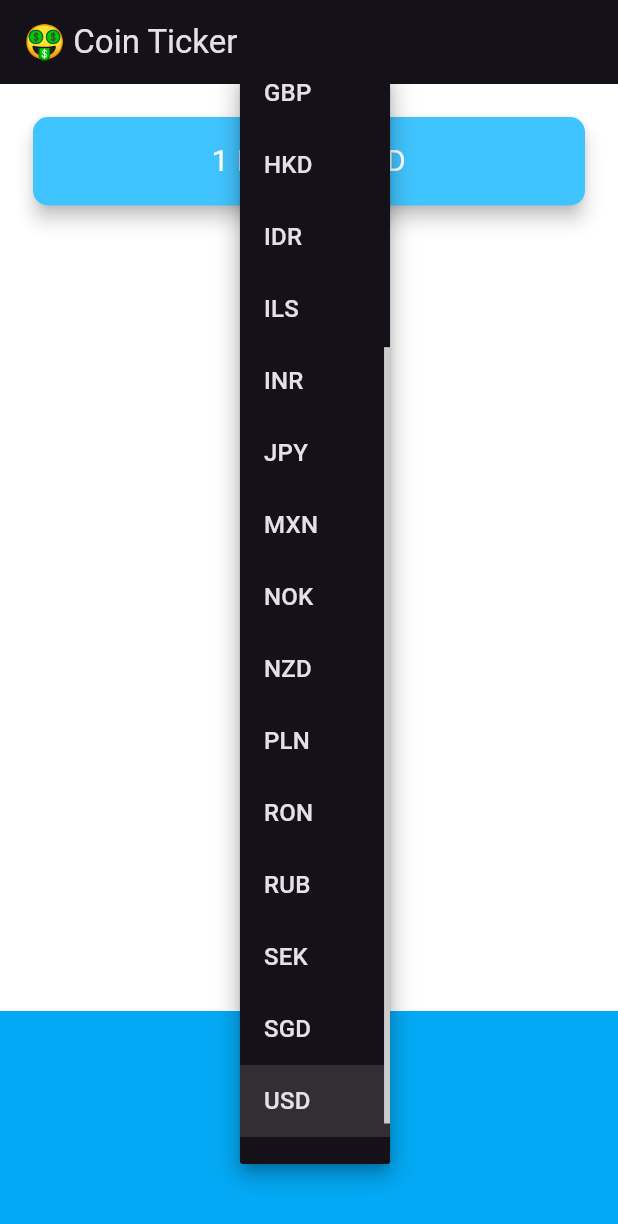
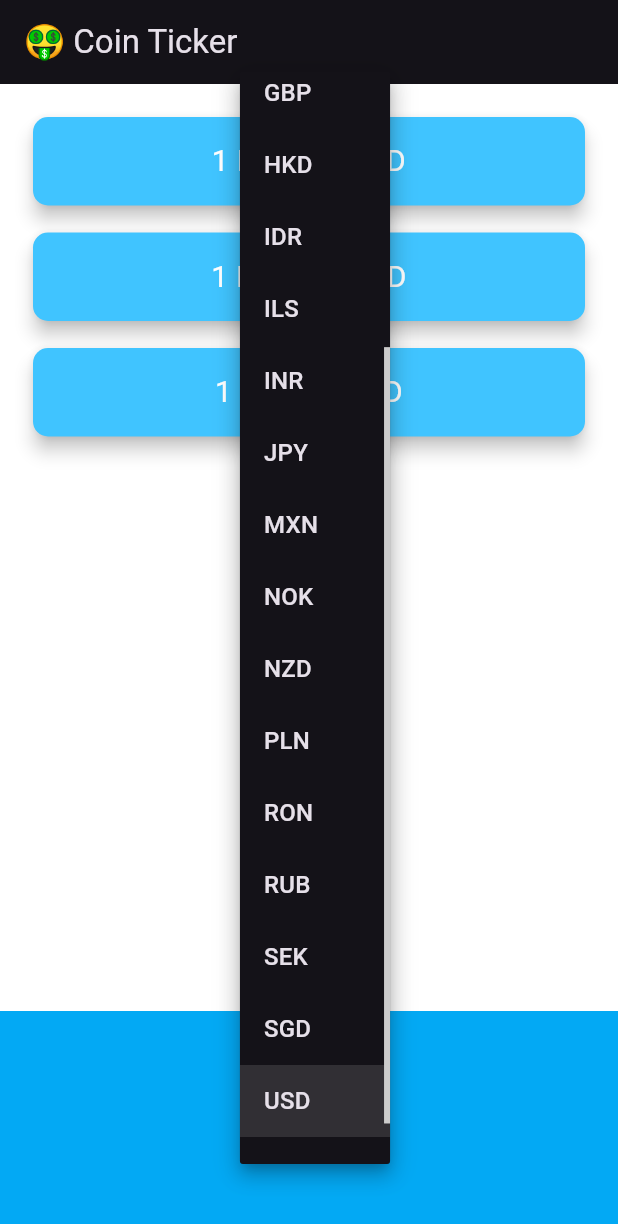
Before and after one commit to bsanderson1981/section14bronze, a Flutter app: the screen it shows after launch, after a tap on "USD", on a phone screen of 412 x 824 dp. Shown: the top 1224 px of the screen. Run offline on Flutter 3.47's test engine with Material 3 defaults, Android fonts, the phone set to English and light mode, and no system bars; our stand-ins replace flutter_dotenv; network calls fail.

Commit message:
section 14 finished bronze, silver, gold

```diff
--- a/lib/price_screen.dart
+++ b/lib/price_screen.dart
@@ -1,10 +1,11 @@
 import 'dart:convert';
+import 'dart:io' show Platform;
+
 import 'package:flutter/material.dart';
 import 'package:flutter/cupertino.dart';
+import 'package:flutter_dotenv/flutter_dotenv.dart';
+import 'package:http/http.dart' as http;
 import 'package:section14bronze/coin_data.dart';
-import 'dart:io' show Platform;
-import 'package:http/http.dart' as http;
-import 'package:flutter_dotenv/flutter_dotenv.dart';
 
 class PriceScreen extends StatefulWidget {
   @override
@@ -13,18 +14,26 @@ class PriceScreen extends StatefulWidget {
 
 class _PriceScreenState extends State<PriceScreen> {
   String selectedCurrency = 'USD';
+  //String selectedCurrencyETC = 'ETC';
+  //String selectedCurrencyLTC = 'LTC';
+
   String baseAsset = '';
+  String baseAssetetc = '';
+  String baseAssetltc = '';
   String quoteAsset = '';
-   double?  exchangeRate;
+  String quoteAssetetc = '';
+  String quoteAssetltc = '';
+  double? exchangeRate;
+  double? exchangeRateETC;
+  double? exchangeRateLTC;
 
   DropdownButton<String> androidDropdown() {
     List<DropdownMenuItem<String>> dropdownItems = [];
     for (String currency in currenciesList) {
-      var newItem = DropdownMenuItem(
+      dropdownItems.add(DropdownMenuItem(
         child: Text(currency),
         value: currency,
-      );
-      dropdownItems.add(newItem);
+      ));
     }
 
     return DropdownButton<String>(
@@ -33,25 +42,22 @@ class _PriceScreenState extends State<PriceScreen> {
       onChanged: (value) {
         setState(() {
           selectedCurrency = value!;
-          getData(); // Re-fetch data when currency changes
+          getData();
         });
       },
     );
   }
 
   CupertinoPicker iOSPicker() {
-    List<Text> pickerItems = [];
-    for (String currency in currenciesList) {
-      pickerItems.add(Text(currency));
-    }
+    List<Text> pickerItems = currenciesList.map((c) => Text(c)).toList();
 
     return CupertinoPicker(
       backgroundColor: Colors.lightBlue,
       itemExtent: 32.0,
-      onSelectedItemChanged: (selectedIndex) {
+      onSelectedItemChanged: (index) {
         setState(() {
-          selectedCurrency = currenciesList[selectedIndex];
-          getData(); // Re-fetch data when currency changes
+          selectedCurrency = currenciesList[index];
+          getData();
         });
       },
       children: pickerItems,
@@ -67,15 +73,19 @@ class _PriceScreenState extends State<PriceScreen> {
   Future<void> getData() async {
     final url = Uri.parse(
         "https://api-realtime.exrates.coinapi.io/v1/exchangerate/BTC/$selectedCurrency");
+    final urletc = Uri.parse(
+        "https://api-realtime.exrates.coinapi.io/v1/exchangerate/ETC/$selectedCurrency");
+    final urlltc = Uri.parse(
+        "https://api-realtime.exrates.coinapi.io/v1/exchangerate/LTC/$selectedCurrency");
+
 
     final headers = {
       'Accept': 'text/plain',
       'X-CoinAPI-Key': dotenv.env['COIN_API_KEY'] ?? '',
     };
 
+//btc
     try {
-      //print('Sending request to CoinAPI...');
-      print('Headers: $headers');
       final response = await http.get(url, headers: headers);
 
       if (response.statusCode == 200) {
@@ -84,9 +94,7 @@ class _PriceScreenState extends State<PriceScreen> {
         setState(() {
           baseAsset = jsonData['asset_id_base'];
           quoteAsset = jsonData['asset_id_quote'];
-          //exchangeRate = double.parse(jsonData['rate']; //todAsFixed(2));
           exchangeRate = jsonData['rate']?.toDouble();
-          print('exchange: $exchangeRate');
         });
 
         print("Success: $baseAsset to $quoteAsset = $exchangeRate");
@@ -97,14 +105,68 @@ class _PriceScreenState extends State<PriceScreen> {
     } catch (e) {
       print("Error: $e");
     }
+
+    //etc
+    try {
+      final responseetc = await http.get(urletc, headers: headers);
+
+      if (responseetc.statusCode == 200) {
+        final jsonDataetc = jsonDecode(responseetc.body);
+
+        setState(() {
+          baseAssetetc = jsonDataetc['asset_id_base'];
+          quoteAssetetc = jsonDataetc['asset_id_quote'];
+          exchangeRateETC = jsonDataetc['rate']?.toDouble();
+        });
+
+        print("Success: $baseAssetetc to $quoteAssetetc = $exchangeRateETC");
+      } else {
+        print("Failed with status: ${responseetc.statusCode}");
+        print("Body: ${responseetc.body}");
+      }
+    } catch (e) {
+      print("Error: $e");
+    }
+
+
+
+    //ltc
+
+    try {
+      final responseltc = await http.get(urlltc , headers: headers);
+
+      if (responseltc.statusCode == 200) {
+        final jsonDataltc = jsonDecode(responseltc.body);
+
+        setState(() {
+         baseAssetltc = jsonDataltc['asset_id_base'];
+         quoteAssetltc = jsonDataltc['asset_id_quote'];
+          exchangeRateLTC = jsonDataltc['rate']?.toDouble();
+        });
+
+        print("Success: $baseAssetltc to $quoteAssetltc = $exchangeRateLTC");
+      } else {
+        print("Failed with status: ${responseltc.statusCode}");
+        print("Body: ${responseltc.body}");
+      }
+    } catch (e) {
+      print("Error: $e");
+    }
   }
 
   @override
   Widget build(BuildContext context) {
     String displayText = exchangeRate == null
         ? '1 BTC = ? $selectedCurrency'
-        :'1 $baseAsset = ${exchangeRate?.toStringAsFixed(2)} $quoteAsset';
-     //   : '1 $baseAsset = $exchangeRate $quoteAsset';
+        : '1 $baseAsset = ${exchangeRate?.toStringAsFixed(2)} $quoteAsset';
+
+    String displayTextETC = exchangeRate == null
+        ? '1 ETH = ? $selectedCurrency'
+        : '1 ETH = ${exchangeRateETC?.toStringAsFixed(2)} $quoteAsset';
+
+    String displayTextLTC = exchangeRate == null
+        ? '1 LTC = ? $selectedCurrency'
+        : '1 LTC = ${exchangeRate?.toStringAsFixed(2)} $quoteAsset';
 
     return Scaffold(
       appBar: AppBar(
@@ -116,23 +178,60 @@ class _PriceScreenState extends State<PriceScreen> {
         children: <Widget>[
           Padding(
             padding: EdgeInsets.fromLTRB(18.0, 18.0, 18.0, 0),
-            child: Card(
+            child: Column(
+              crossAxisAlignment: CrossAxisAlignment.stretch,
+              children: [
+                Card(
                   color: Colors.lightBlueAccent,
                   elevation: 5.0,
                   shape: RoundedRectangleBorder(
                     borderRadius: BorderRadius.circular(10.0),
                   ),
                   child: Padding(
-                padding: EdgeInsets.symmetric(vertical: 15.0, horizontal: 28.0),
+                    padding:
+                    EdgeInsets.symmetric(vertical: 15.0, horizontal: 28.0),
                     child: Text(
                       displayText,
                       textAlign: TextAlign.center,
-                  style: TextStyle(
-                    fontSize: 20.0,
-                    color: Colors.white,
+                      style: TextStyle(fontSize: 20.0, color: Colors.white),
                     ),
                   ),
                 ),
+                SizedBox(height: 10),
+                Card(
+                  color: Colors.lightBlueAccent,
+                  elevation: 5.0,
+                  shape: RoundedRectangleBorder(
+                    borderRadius: BorderRadius.circular(10.0),
+                  ),
+                  child: Padding(
+                    padding:
+                    EdgeInsets.symmetric(vertical: 15.0, horizontal: 28.0),
+                    child: Text(
+                      displayTextETC,
+                      textAlign: TextAlign.center,
+                      style: TextStyle(fontSize: 20.0, color: Colors.white),
+                    ),
+                  ),
+                ),
+                SizedBox(height: 10),
+                Card(
+                  color: Colors.lightBlueAccent,
+                  elevation: 5.0,
+                  shape: RoundedRectangleBorder(
+                    borderRadius: BorderRadius.circular(10.0),
+                  ),
+                  child: Padding(
+                    padding:
+                    EdgeInsets.symmetric(vertical: 15.0, horizontal: 28.0),
+                    child: Text(
+                      displayTextLTC,
+                      textAlign: TextAlign.center,
+                      style: TextStyle(fontSize: 20.0, color: Colors.white),
+                    ),
+                  ),
+                ),
+              ],
             ),
           ),
           Container(
```
Lines whose indentation alone changed are shown as unchanged.
